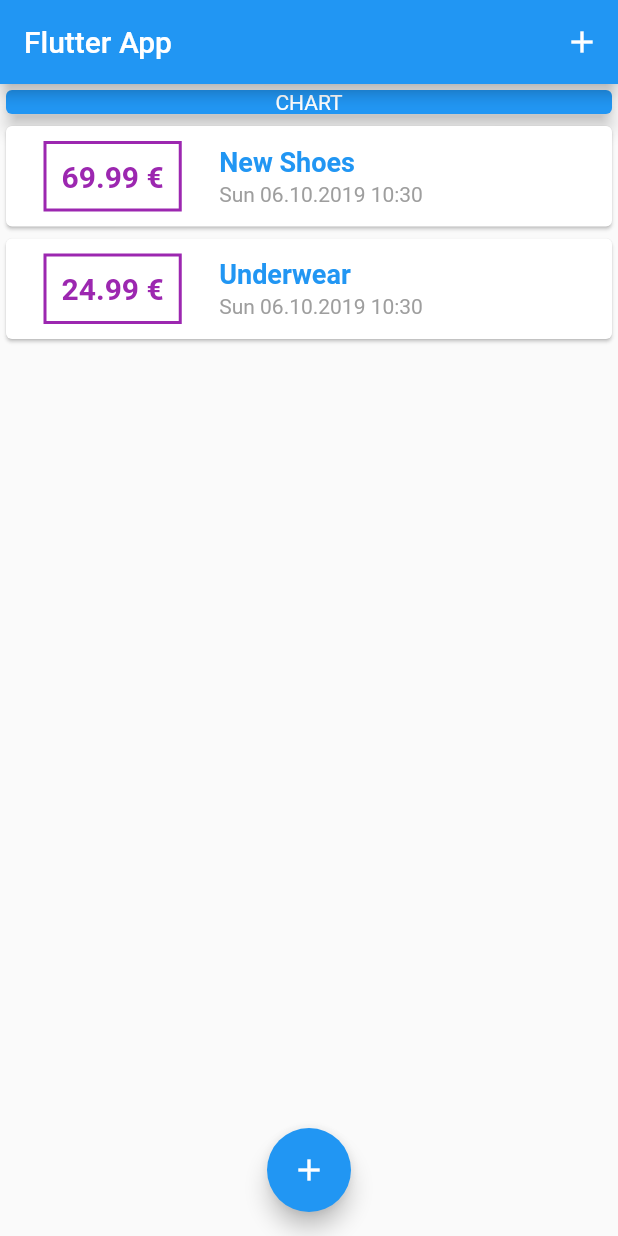
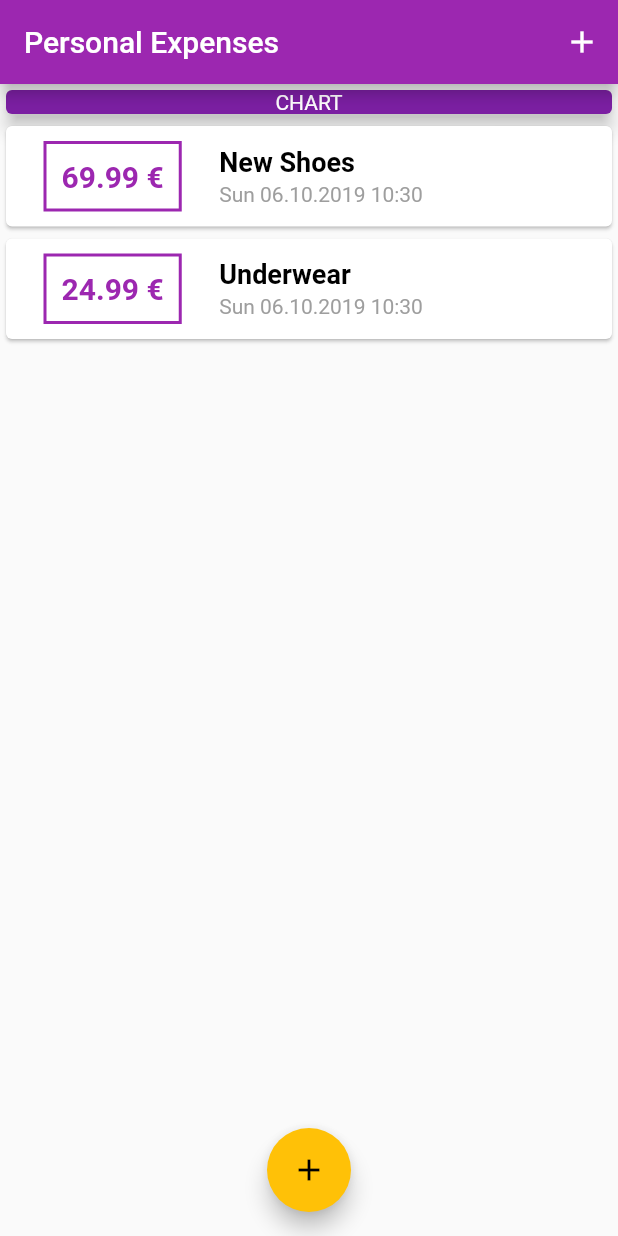
Before and after one commit to raphaelpinel/personal-finances-flutter-app, a Flutter app: the screen it shows after launch, on a phone screen of 412 x 824 dp. Run offline on Flutter 3.47's test engine with Material 2 defaults, Android fonts, the phone set to English and light mode, and no system bars.

Commit message:
add theme colors

```diff
--- a/lib/main.dart
+++ b/lib/main.dart
@@ -10,7 +10,11 @@ class MyApp extends StatelessWidget {
   @override
   Widget build(BuildContext context) {
     return MaterialApp(
-      title: 'Flutter App',
+      title: 'Personal Expenses',
+      theme: ThemeData(
+        primarySwatch: Colors.purple,
+        accentColor: Colors.amber,
+      ),
       home: MyHomePage(),
     );
   }
@@ -67,7 +71,7 @@ class _MyHomePageState extends State<MyHomePage> {
   Widget build(BuildContext context) {
     return Scaffold(
       appBar: AppBar(
-        title: Text('Flutter App'),
+        title: Text('Personal Expenses'),
         actions: <Widget>[
           IconButton(
             icon: Icon(Icons.add),
@@ -82,7 +86,7 @@ class _MyHomePageState extends State<MyHomePage> {
             width: double.infinity,
             // padding: EdgeInsets.all(40),
             child: Card(
-              color: Colors.blue,
+              color: Theme.of(context).primaryColorDark,
               child: Text(
                 'CHART',
                 textAlign: TextAlign.center,
--- a/lib/widgets/transaction_list.dart
+++ b/lib/widgets/transaction_list.dart
@@ -30,9 +30,10 @@ class TransactionList extends StatelessWidget {
                   child: Text(
                     '${transactions[index].amount.toStringAsFixed(2)} €',
                     style: TextStyle(
-                        fontWeight: FontWeight.bold,
-                        fontSize: 20,
-                        color: Colors.purple),
+                      fontWeight: FontWeight.bold,
+                      fontSize: 20,
+                      color: Theme.of(context).primaryColor,
+                    ),
                   ),
                 ),
                 Column(
@@ -43,13 +44,14 @@ class TransactionList extends StatelessWidget {
                       child: Text(
                         transactions[index].title,
                         style: TextStyle(
-                            color: Colors.blue,
+                            color: Colors.black,
                             fontSize: 18,
                             fontWeight: FontWeight.bold),
                       ),
                     ),
                     Text(
-                      DateFormat('E dd.MM.yyyy H:m').format(transactions[index].date),
+                      DateFormat('E dd.MM.yyyy H:m')
+                          .format(transactions[index].date),
                       style: TextStyle(color: Colors.grey, fontSize: 14),
                     ),
                   ],
@@ -59,7 +61,6 @@ class TransactionList extends StatelessWidget {
           );
         },
         itemCount: transactions.length,
-
       ),
     );
   }
```
